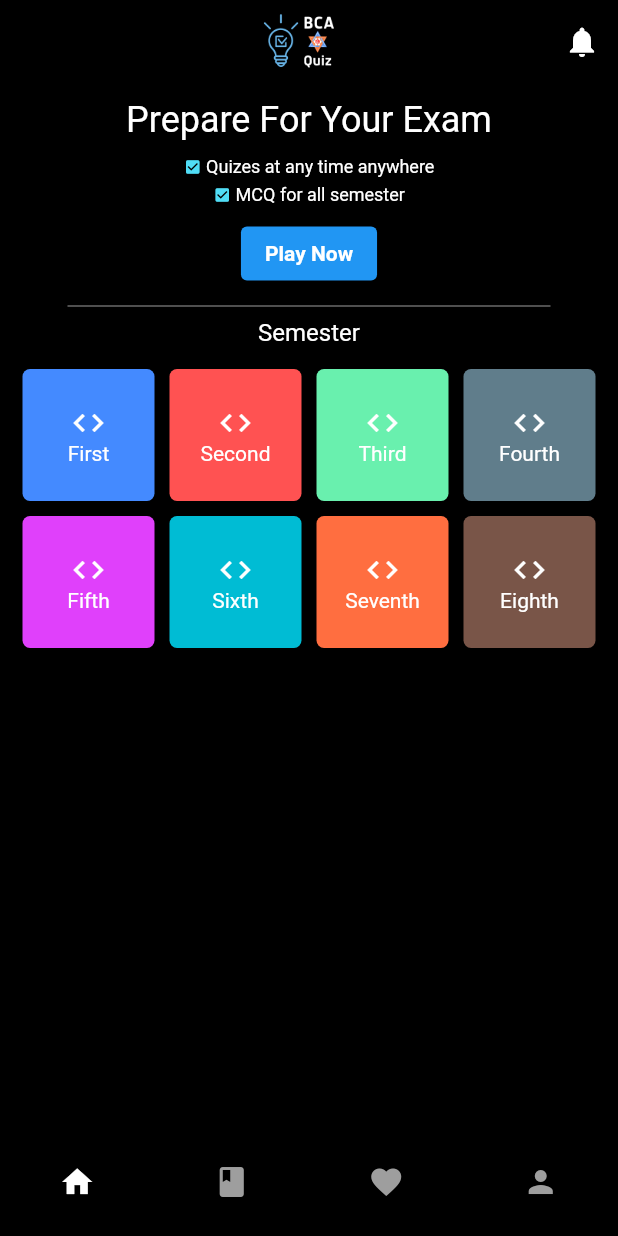
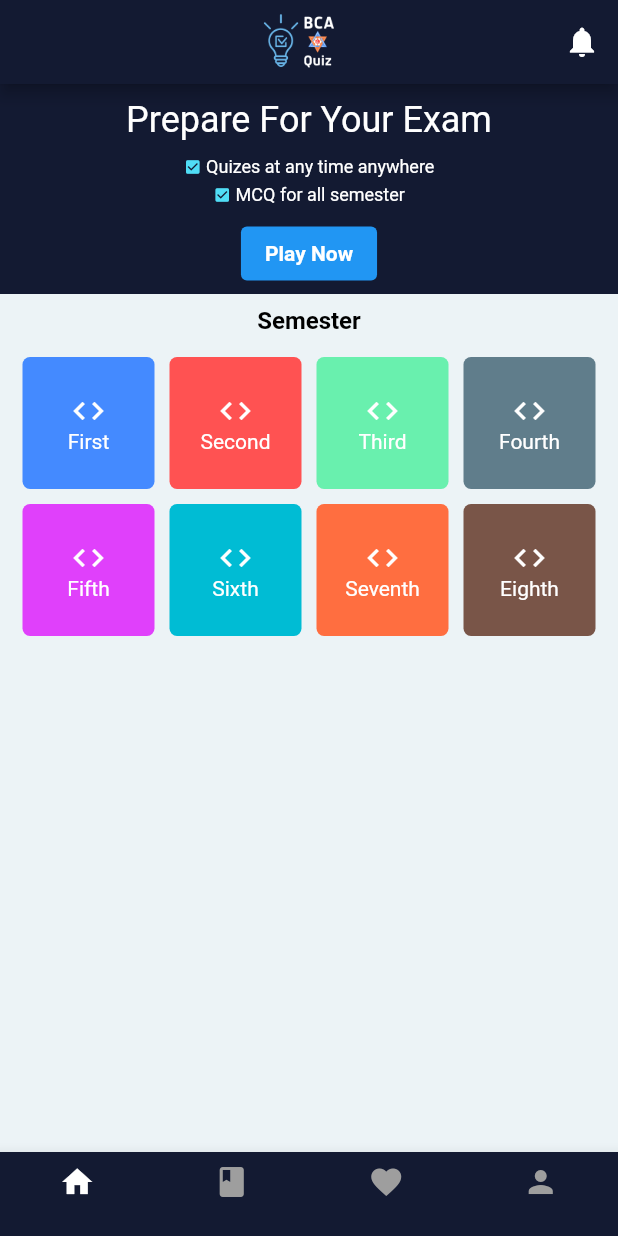
Before and after one commit to crpoudyal/BCA_Quiz, a Flutter app: the screen it shows once a user with an empty profile is signed in, on a phone screen of 412 x 824 dp. Run offline on Flutter 3.47's test engine with Material 2 defaults, Android fonts, the light colour scheme and no system bars; our stand-ins replace cloud_firestore, firebase_auth, firebase_core, firebase_storage, image_picker; accounts and stored records are empty; network calls fail.

Commit message:
UI changes

```diff
--- a/lib/main.dart
+++ b/lib/main.dart
@@ -44,7 +44,7 @@ class MyApp extends StatelessWidget {
         debugShowCheckedModeBanner: false,
         title: 'BCA Quiz',
         theme: ThemeData.dark().copyWith(
-          scaffoldBackgroundColor: mobileBackgroundColor,
+          scaffoldBackgroundColor: backgroundColor,
         ),
         home: StreamBuilder(
           stream: FirebaseAuth.instance.authStateChanges(),
--- a/lib/screen/home_screen.dart
+++ b/lib/screen/home_screen.dart
@@ -31,7 +31,7 @@ class _HomeScreenState extends State<HomeScreen> {
         children: [
           Container(
             height: 140,
-            color: Colors.black,
+            color: mobileBackgroundColor,
             child: Padding(
               padding: const EdgeInsets.only(left: 15, right: 15),
               child: Column(
@@ -101,14 +101,13 @@ class _HomeScreenState extends State<HomeScreen> {
               ),
             ),
           ),
-          const Divider(
-            indent: 45,
-            endIndent: 45,
-            color: Colors.grey,
+          const SizedBox(
+            height: 8,
           ),
           const Text(
             "Semester",
-            style: TextStyle(fontSize: 16),
+            style: TextStyle(
+                fontSize: 16, color: Colors.black, fontWeight: FontWeight.bold),
           ),
           Padding(
             padding: const EdgeInsets.all(10.0),
--- a/lib/utils/colors.dart
+++ b/lib/utils/colors.dart
@@ -1,5 +1,6 @@
 import 'package:flutter/material.dart';
 
-const mobileBackgroundColor = Color.fromRGBO(0, 0, 0, 1);
-const webBackgroundColor = Color.fromRGBO(18, 18, 18, 1);
-const mobileSearchColor = Color.fromRGBO(38, 38, 38, 1);
+const mobileBackgroundColor = Color(0xFF131A32);
+const backgroundColor = Color(0xFFECF3F6);
+const mobileBottom = Color(0xFF50DDF6);
+const webBackgroundColor = Color(0xFF131A32);
```
Also changed, not shown: lib/screen/login_screen.dart (+6 -2 lines), lib/screen/signup_screen.dart (+6 -2 lines).
